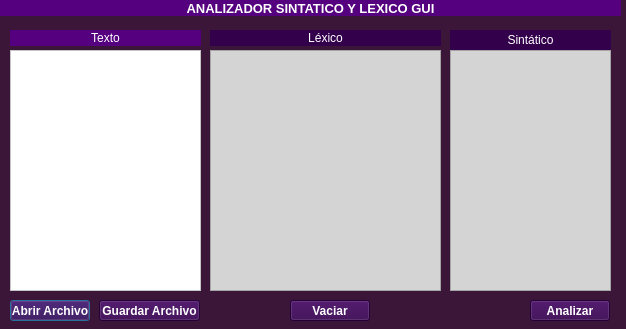
Above: dialog.ui from NitoLCh/Analizador-Sintactico-GUI before the change. Below: the same form after it.
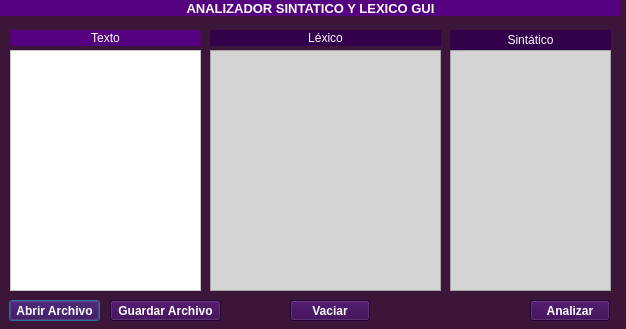
That is the form after the change.

Patch:
```diff
--- a/dialog.ui
+++ b/dialog.ui
@@ -91,15 +91,14 @@
   <widget class="QPushButton" name="pushButton">
    <property name="geometry">
     <rect>
-     <x>10</x>
+     <x>9</x>
      <y>300</y>
-     <width>80</width>
+     <width>91</width>
      <height>21</height>
     </rect>
    </property>
    <property name="font">
     <font>
-     <weight>75</weight>
      <bold>true</bold>
     </font>
    </property>
@@ -229,15 +228,14 @@
   <widget class="QPushButton" name="pushButton_4">
    <property name="geometry">
     <rect>
-     <x>99</x>
+     <x>110</x>
      <y>300</y>
-     <width>101</width>
+     <width>111</width>
      <height>21</height>
     </rect>
    </property>
    <property name="font">
     <font>
-     <weight>75</weight>
      <bold>true</bold>
     </font>
    </property>
```
Left out of the diff: 3 changed lines with no effect on the pictures.
